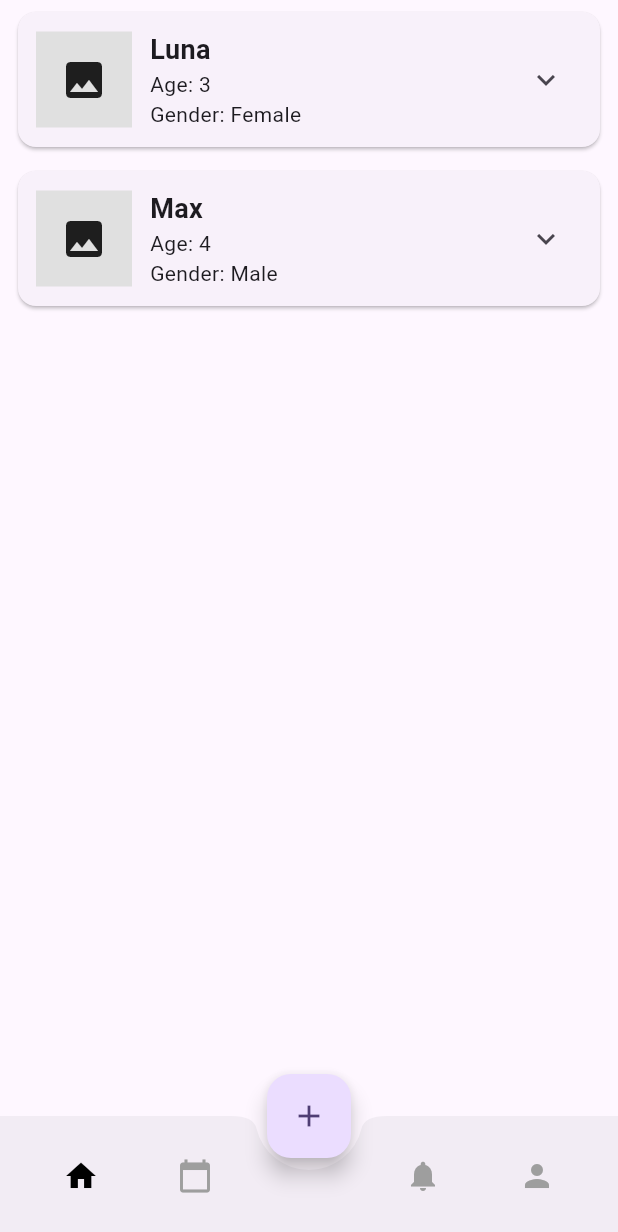
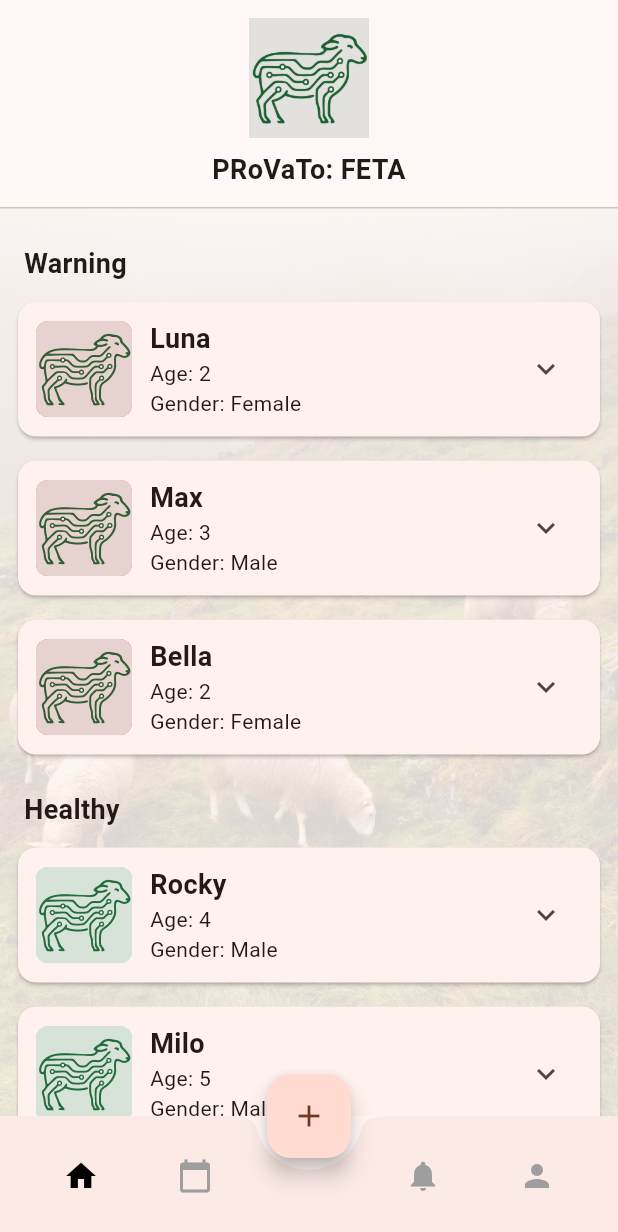
Before and after one commit to Project-Provato/FETA, a Flutter app: the screen it shows after launch, on a phone screen of 412 x 824 dp. Shown: the top 1232 px of the screen. Run offline on Flutter 3.47's test engine with Material 3 defaults, Android fonts, the phone set to English and light mode, and no system bars.

Commit message:
add: basic funcs

```diff
--- a/lib/data/dummy_users.json
+++ b/lib/data/dummy_users.json
@@ -1,14 +1,12 @@
 [
-  {
-    "username": "Luna",
-    "age": 3,
-    "gender": "Female",
-    "extra_info": "Last medical checkup: 2 weeks ago."
-  },
-  {
-    "username": "Max",
-    "age": 4,
-    "gender": "Male",
-    "extra_info": "Recovered from foot injury recently."
-  }
+    { "username": "Luna", "age": 2, "gender": "Female", "extra_info": "Loves fresh grass." },
+    { "username": "Max", "age": 3, "gender": "Male", "extra_info": "Curious and playful." },
+    { "username": "Bella", "age": 2, "gender": "Female", "extra_info": "Smallest in the group." },
+    { "username": "Rocky", "age": 4, "gender": "Male", "extra_info": "Often naps in the sun." },
+    { "username": "Milo", "age": 5, "gender": "Male", "extra_info": "Very energetic lamb." },
+    { "username": "Zoe", "age": 5, "gender": "Female", "extra_info": "Very friendly." },
+    { "username": "Toby", "age": 6, "gender": "Male", "extra_info": "Keeps an eye on others." },
+    { "username": "Nala", "age": 4, "gender": "Female", "extra_info": "Loves to run." },
+    { "username": "Finn", "age": 5, "gender": "Male", "extra_info": "Very alert." },
+    { "username": "Rosie", "age": 6, "gender": "Female", "extra_info": "Shy but sweet." }
 ]
--- a/lib/main.dart
+++ b/lib/main.dart
@@ -13,7 +13,7 @@ class MyApp extends StatelessWidget {
     return MaterialApp(
       title: 'FETA: Flock Emergency and Temperature Alerts',
       theme: ThemeData(
-        colorScheme: ColorScheme.fromSeed(seedColor: Colors.deepPurple),
+        colorScheme: ColorScheme.fromSeed(seedColor: Colors.deepOrange),
       ),
       home: const MainScreen(),
     );
--- a/lib/screens/home_screen.dart
+++ b/lib/screens/home_screen.dart
@@ -9,11 +9,38 @@ class HomeScreen extends StatelessWidget {
 
   @override
   Widget build(BuildContext context) {
-    return users.isEmpty
-        ? const Center(child: CircularProgressIndicator())
-        : ListView.builder(
-            itemCount: users.length,
-            itemBuilder: (context, index) => ExpandableItem(user: users[index]),
-          );
+    if (users.isEmpty) {
+      return const Center(child: CircularProgressIndicator());
+    }
+
+    // Split users into two groups
+    final youngFlock = users.where((u) => u.age < 4).toList();
+    final oldFlock = users.where((u) => u.age >= 4).toList();
+
+    return ListView(
+      padding: const EdgeInsets.only(top: 16, bottom: 80),
+      children: [
+        if (youngFlock.isNotEmpty) ...[
+          const Padding(
+            padding: EdgeInsets.fromLTRB(16, 8, 16, 4),
+            child: Text(
+              'Warning',
+              style: TextStyle(fontSize: 18, fontWeight: FontWeight.bold),
+            ),
+          ),
+          ...youngFlock.map((user) => ExpandableItem(user: user, imageColor: Colors.redAccent)).toList(),
+        ],
+        if (oldFlock.isNotEmpty) ...[
+          const Padding(
+            padding: EdgeInsets.fromLTRB(16, 16, 16, 4),
+            child: Text(
+              'Healthy',
+              style: TextStyle(fontSize: 18, fontWeight: FontWeight.bold),
+            ),
+          ),
+          ...oldFlock.map((user) => ExpandableItem(user: user, imageColor: Colors.greenAccent)).toList(),
+        ],
+      ],
+    );
   }
 }
--- a/lib/screens/main_screen.dart
+++ b/lib/screens/main_screen.dart
@@ -115,10 +115,55 @@ class _MainScreenState extends State<MainScreen> {
     ];
 
     return Scaffold(
-      body: _loadingUsers
-          ? const Center(child: CircularProgressIndicator())
-          : pages[_selectedIndex],
+      body: Column(
+        children: [
+          // HEADER
+          SafeArea(
+            child: Column(
+              children: [
+                const SizedBox(height: 12),
+                Image.asset(
+                  'assets/fabicon_400x400.png',
+                  height: 80,
+                ),
+                const SizedBox(height: 8),
+                const Text(
+                  'PRoVaTo: FETA',
+                  style: TextStyle(
+                    fontSize: 18,
+                    fontWeight: FontWeight.bold,
+                  ),
+                  textAlign: TextAlign.center,
+                ),
+                const SizedBox(height: 12),
+              ],
+            ),
+          ),
+          const Divider(height: 1),
 
+          // CONTENT AREA WITH BACKGROUND IMAGE
+          Expanded(
+            child: Stack(
+              children: [
+                Opacity(
+                  opacity: 0.15,
+                  child: Image.asset(
+                    'assets/sheeps.jpg',
+                    fit: BoxFit.cover,
+                    width: double.infinity,
+                    height: double.infinity,
+                  ),
+                ),
+                _loadingUsers
+                    ? const Center(child: CircularProgressIndicator())
+                    : pages[_selectedIndex],
+              ],
+            ),
+          ),
+        ],
+      ),
+
+      // FLOATING ACTION BUTTON
       floatingActionButton: FloatingActionButton(
         onPressed: _showAddUserDialog,
         tooltip: 'Add User',
@@ -126,6 +171,7 @@ class _MainScreenState extends State<MainScreen> {
       ),
       floatingActionButtonLocation: FloatingActionButtonLocation.centerDocked,
 
+      // BOTTOM NAVIGATION BAR
       bottomNavigationBar: BottomAppBar(
         shape: const CircularNotchedRectangle(),
         notchMargin: 8.0,
--- a/lib/widgets/expandable_item.dart
+++ b/lib/widgets/expandable_item.dart
@@ -3,8 +3,13 @@ import '../models/user_item.dart';
 
 class ExpandableItem extends StatefulWidget {
   final UserItem user;
+  final Color imageColor; // ✅ NEW INPUT
 
-  const ExpandableItem({super.key, required this.user});
+  const ExpandableItem({
+    super.key,
+    required this.user,
+    required this.imageColor,
+  });
 
   @override
   State<ExpandableItem> createState() => _ExpandableItemState();
@@ -26,8 +31,15 @@ class _ExpandableItemState extends State<ExpandableItem> {
                 Container(
                   width: 64,
                   height: 64,
-                  color: Colors.grey[300],
-                  child: const Icon(Icons.image, size: 32),
+                  decoration: BoxDecoration(
+                    color: widget.imageColor, // ✅ Use provided color
+                    borderRadius: BorderRadius.circular(8),
+                    image: const DecorationImage(
+                      image: AssetImage('assets/fabicon_192x192.png'),
+                      fit: BoxFit.cover,
+                      opacity: 0.9, // optional
+                    ),
+                  ),
                 ),
                 const SizedBox(width: 12),
                 Expanded(
@@ -48,7 +60,7 @@ class _ExpandableItemState extends State<ExpandableItem> {
                       _expanded = !_expanded;
                     });
                   },
-                )
+                ),
               ],
             ),
             if (_expanded) ...[
--- a/pubspec.yaml
+++ b/pubspec.yaml
@@ -56,6 +56,7 @@ dev_dependencies:
 flutter:
   assets:
     - lib/data/dummy_users.json
+    - assets/
 
   # The following line ensures that the Material Icons font is
   # included with your application, so that you can use the icons in
```
Also changed, not shown: assets/sheeps.jpg (added), pubspec.lock.
